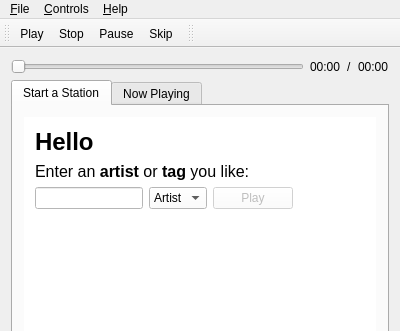
Qt form src/mainwindow.ui (paucm/spotfm) before a commit; both pictures show x 0 to 400 and y 0 to 331 of the 400 by 650 pixel window.
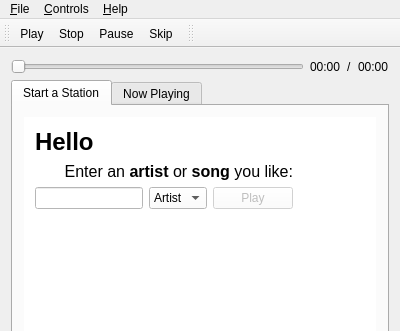
The same form after that commit. Icons and pictures are not drawn. Custom widgets are drawn as their Qt base class.

```diff
--- a/src/mainwindow.ui
+++ b/src/mainwindow.ui
@@ -35,10 +35,18 @@
    <iconset resource="spotfm.qrc">
     <normaloff>:/icons/icons/spotfm.png</normaloff>:/icons/icons/spotfm.png</iconset>
   </property>
-  <widget class="QWidget" name="centralWidget">
-   <layout class="QGridLayout" name="gridLayout_2">
-    <item row="0" column="0">
-     <layout class="QHBoxLayout" name="horizontalLayout">
+  <widget class="QWidget" name="centralWidget" >
+   <property name="geometry" >
+    <rect>
+     <x>0</x>
+     <y>58</y>
+     <width>400</width>
+     <height>568</height>
+    </rect>
+   </property>
+   <layout class="QGridLayout" name="gridLayout_2" >
+    <item row="0" column="0" >
+     <layout class="QHBoxLayout" name="horizontalLayout" >
       <item>
        <widget class="QSlider" name="slider">
         <property name="styleSheet">
@@ -95,8 +103,16 @@
       <property name="currentIndex">
        <number>0</number>
       </property>
-      <widget class="QWidget" name="start_an_station">
-       <attribute name="title">
+      <widget class="QWidget" name="start_an_station" >
+       <property name="geometry" >
+        <rect>
+         <x>0</x>
+         <y>0</y>
+         <width>378</width>
+         <height>493</height>
+        </rect>
+       </property>
+       <attribute name="title" >
         <string>Start a Station</string>
        </attribute>
        <layout class="QGridLayout" name="gridLayout_5">
@@ -263,12 +279,12 @@
                  <kerning>true</kerning>
                 </font>
                </property>
-               <property name="text">
-                <string>&lt;!DOCTYPE HTML PUBLIC &quot;-//W3C//DTD HTML 4.0//EN&quot; &quot;http://www.w3.org/TR/REC-html40/strict.dtd&quot;&gt;
-&lt;html&gt;&lt;head&gt;&lt;meta name=&quot;qrichtext&quot; content=&quot;1&quot; /&gt;&lt;style type=&quot;text/css&quot;&gt;
+               <property name="text" >
+                <string>&lt;!DOCTYPE HTML PUBLIC "-//W3C//DTD HTML 4.0//EN" "http://www.w3.org/TR/REC-html40/strict.dtd">
+&lt;html>&lt;head>&lt;meta name="qrichtext" content="1" />&lt;style type="text/css">
 p, li { white-space: pre-wrap; }
-&lt;/style&gt;&lt;/head&gt;&lt;body style=&quot; font-family:'DejaVu Sans'; font-size:12pt; font-weight:400; font-style:normal;&quot;&gt;
-&lt;p style=&quot; margin-top:12px; margin-bottom:12px; margin-left:0px; margin-right:0px; -qt-block-indent:0; text-indent:0px; font-family:'Bitstream Vera Sans';&quot;&gt;Enter an &lt;span style=&quot; font-weight:600;&quot;&gt;artist&lt;/span&gt; or &lt;span style=&quot; font-weight:600;&quot;&gt;tag&lt;/span&gt; you like:&lt;/p&gt;&lt;/body&gt;&lt;/html&gt;</string>
+&lt;/style>&lt;/head>&lt;body style=" font-family:'DejaVu Sans'; font-size:12pt; font-weight:400; font-style:normal;">
+&lt;p align="right" style=" margin-top:12px; margin-bottom:12px; margin-left:0px; margin-right:0px; -qt-block-indent:0; text-indent:0px; font-family:'Bitstream Vera Sans';">Enter an &lt;span style=" font-weight:600;">artist&lt;/span> or &lt;span style=" font-weight:600;">song&lt;/span> you like:&lt;/p>&lt;/body>&lt;/html></string>
                </property>
                <property name="wordWrap">
                 <bool>true</bool>
@@ -698,7 +714,7 @@
    </property>
   </action>
  </widget>
- <layoutdefault spacing="6" margin="11"/>
+ <layoutdefault spacing="6" margin="11" />
  <customwidgets>
   <customwidget>
    <class>SearchBox</class>
```
Left out of the diff: 508 changed lines with no effect on the pictures.
